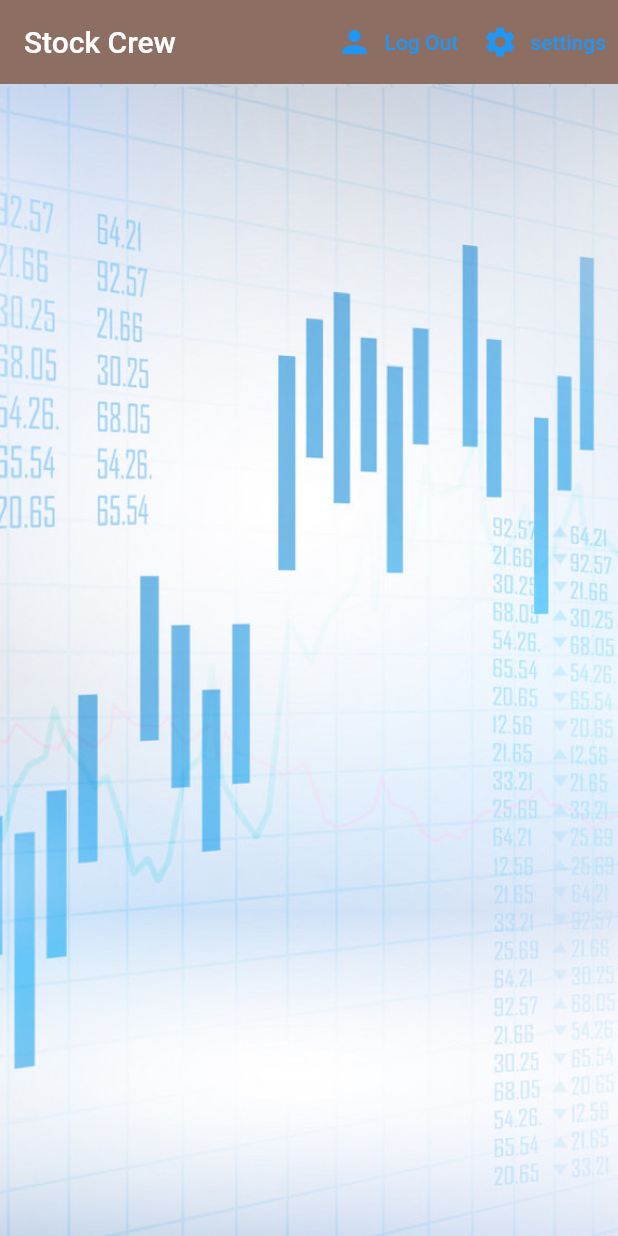
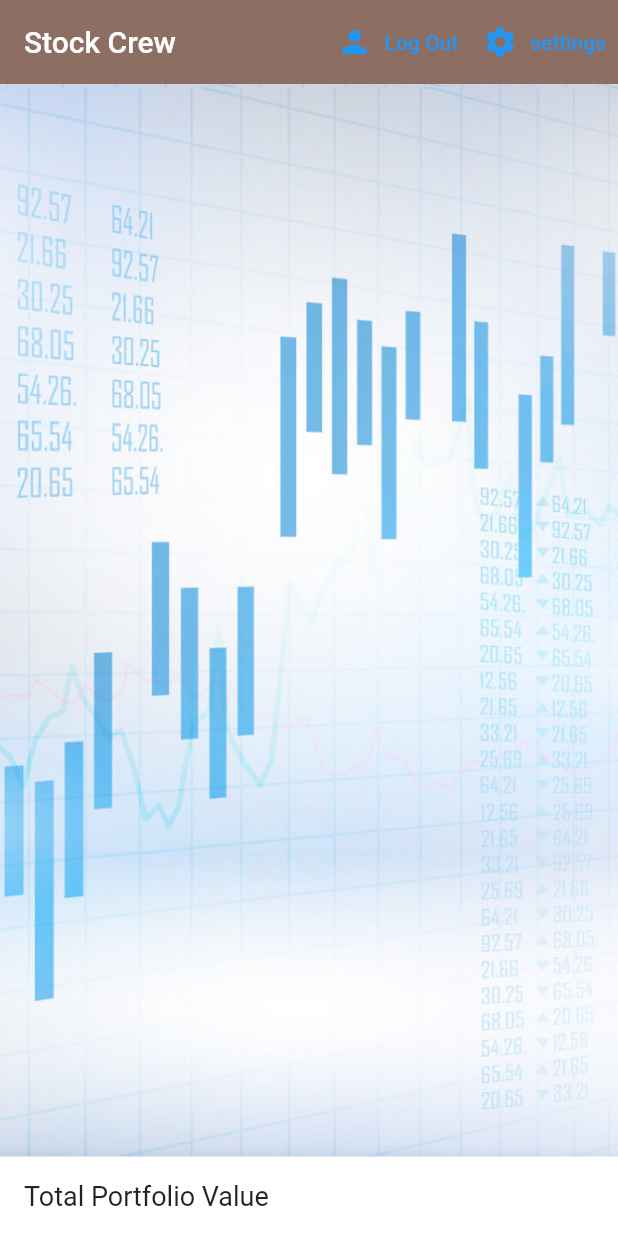
Before and after one commit to alimaye2002/BasicCMPChecker, a Flutter app: the screen it shows once a user with an empty profile is signed in, on a phone screen of 412 x 824 dp. Run offline on Flutter 3.47's test engine with Material 2 defaults, Android fonts, the phone set to English and light mode, and no system bars; our stand-ins replace cloud_firestore, firebase_auth, firebase_core, flutter_spinkit; missing offline and left inert: yahoofin; accounts and stored records are empty.

Commit message:
Additional changes
Added Unrealised P/L and some other design changes

```diff
--- a/lib/screens/home/home.dart
+++ b/lib/screens/home/home.dart
@@ -57,6 +57,16 @@ class Home extends StatelessWidget {
             ),
           ),
         child : StockList()),
+          bottomNavigationBar: BottomAppBar(
+            child: Padding(
+              padding: const EdgeInsets.all(16.0),
+              child: Text(
+               // 'Total Portfolio Value: \$${getTotalValue().toStringAsFixed(2)}',
+                'Total Portfolio Value',
+                style: TextStyle(fontSize: 18),
+              ),
+            ),
+          )
     ),
     );
   }
```
Also changed, not shown: lib/screens/home/stock_tile.dart (+51 -12 lines).
